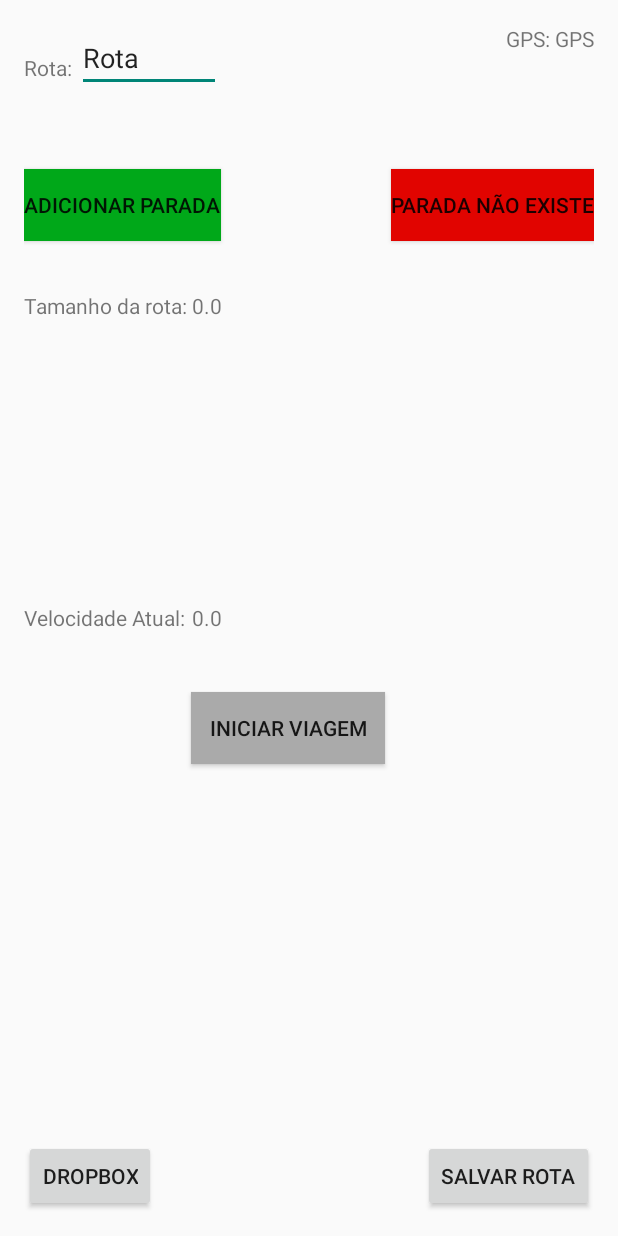
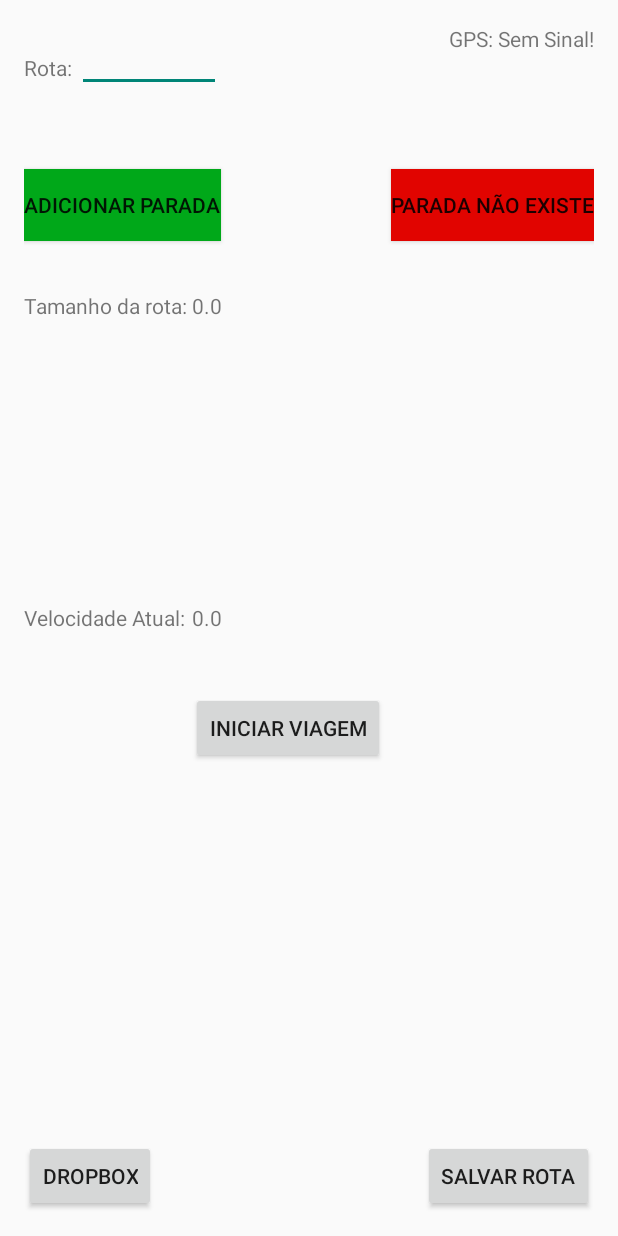
Before and after one commit to joaotargino/brc, an Android app: the screen it shows after launch (MainActivity), after a tap on "SALVAR ROTA", on a phone screen of 412 x 824 dp. Run offline under Robolectric (Android 15) with nearby library versions, the phone set to English and light mode, and no system bars.

```diff
--- a/app/src/main/java/tpanalytics/busroutecreator/DropboxActivity.java
+++ b/app/src/main/java/tpanalytics/busroutecreator/DropboxActivity.java
@@ -91,7 +91,7 @@ public class DropboxActivity extends Activity implements OnClickListener {
                 editor.commit();
                 loggedIn(true);
             } catch (IllegalStateException e) {
-                Toast.makeText(this, "Error during Dropbox authentication",
+                Toast.makeText(this, "Erro de autenticação no Dropbox",
                         Toast.LENGTH_SHORT).show();
             }
         }
@@ -101,7 +101,7 @@ public class DropboxActivity extends Activity implements OnClickListener {
         isLoggedIn = isLogged;
         uploadFile.setEnabled(isLogged);
         listFiles.setEnabled(isLogged);
-        logIn.setText(isLogged ? "Log out" : "Log in");
+        logIn.setText(isLogged ? "Logout" : "Login");
     }
 
     private final Handler handler = new Handler() {
@@ -134,6 +134,8 @@ public class DropboxActivity extends Activity implements OnClickListener {
                 list.execute();
                 break;
             case R.id.upload_file:
+                Toast.makeText(this, "Enviando arquivos para o dropbox!",
+                        Toast.LENGTH_LONG).show();
                 UploadFileToDropbox upload = new UploadFileToDropbox(this, dropbox,
                         FILE_DIR);
                 upload.execute();
--- a/app/src/main/java/tpanalytics/busroutecreator/MainActivity.java
+++ b/app/src/main/java/tpanalytics/busroutecreator/MainActivity.java
@@ -42,6 +42,8 @@ public class MainActivity extends Activity implements OnClickListener {
     private Criteria criteria;
 
     private Location localAtual;
+//    private String local = "";
+
 
     List<Location> rota = new ArrayList<Location>();
     List<String> paradas = new ArrayList<String>();
@@ -113,8 +115,8 @@ public class MainActivity extends Activity implements OnClickListener {
             startActivity(intent);
         }
 
-        // location updates: at least 1 meter and 1secs change
-        locationManager.requestLocationUpdates(provider, 10000, 1.0F, mylistener);
+        // location updates: at least 5 meters and 1secs change
+        locationManager.requestLocationUpdates(provider, 5000, 1.0F, mylistener);
 
         IntentFilter j = new IntentFilter(
                 "tpanalytics.busroutecreator.CURRENT_POSITION");
@@ -131,8 +133,8 @@ public class MainActivity extends Activity implements OnClickListener {
     }
 
 
-
     public void onClick(View target) {
+        if (localAtual != null) {
             Calendar c = Calendar.getInstance();
             int hora = c.get(Calendar.HOUR);
             int minuto = c.get(Calendar.MINUTE);
@@ -145,25 +147,22 @@ public class MainActivity extends Activity implements OnClickListener {
             final String horaDoDia = hr + ":" + min + ":" + sec;
             final String local = localAtual.getLatitude() + "," + localAtual.getLongitude();
 
-        if(target == dropbox){
+            if (target == dropbox) {
                 final Intent i = new Intent(MainActivity.this, DropboxActivity.class);
                 startActivity(i);
 
                 MainActivity.this.finish();
-        }
-        else if(target == viagemStart){
+            } else if (target == viagemStart) {
                 iniciaViagem = true;
-            horaInicioViagem = hr + ":" + min + ":" + sec;
+                horaInicioViagem = hr + "_" + min + "_" + sec;
                 viagemStart.setText("Viagem iniciada");
                 viagemStart.setBackgroundColor(getResources().getColor(android.R.color.holo_blue_bright));
-        }
-
-        else if(target == addParada){
+            } else if (target == addParada) {
 
 
                 AlertDialog.Builder alert = new AlertDialog.Builder(this);
                 alert.setTitle("Confirmar dados da parada");
-            String mensagem = "Hora: " + horaDoDia + "\n" + "Rota: " + nomeRota.getText().toString() + "\n" + "Ponto de refêrencia: "  ;
+                String mensagem = "Hora: " + horaDoDia + "\n" + "Rota: " + nomeRota.getText().toString() + "\n" + "Ponto de refêrencia: ";
 
                 alert.setMessage(mensagem);
 
@@ -177,7 +176,7 @@ public class MainActivity extends Activity implements OnClickListener {
                 alert.setPositiveButton("Ok", new DialogInterface.OnClickListener() {
                     public void onClick(DialogInterface dialog, int whichButton) {
                         String refs = input.getText().toString();
-                    entrada = horaDoDia+","+local+","+refs;
+                        entrada = horaDoDia + "," + local + "," + refs;
 
                         paradas.add(entrada);
                     }
@@ -191,12 +190,11 @@ public class MainActivity extends Activity implements OnClickListener {
 
                 alert.show();
 
-        }
-        else if(target == paradaInexistente){
+            } else if (target == paradaInexistente) {
 
                 AlertDialog.Builder alert = new AlertDialog.Builder(this);
                 alert.setTitle("Confirmar dados da parada inexistente");
-            String mensagem = "Rota: " + nomeRota.getText().toString() + "\n" ;
+                String mensagem = "Rota: " + nomeRota.getText().toString() + "\n";
 
                 alert.setMessage(mensagem);
 
@@ -223,8 +221,7 @@ public class MainActivity extends Activity implements OnClickListener {
                         });
 
                 alert.show();
-        }
-        else if(target == salvar){
+            } else if (target == salvar) {
                 Toast.makeText(this, "Salvando a viagem, calma.",
                         Toast.LENGTH_SHORT).show();
 //            FILE_DIR -> getApplicationContext().getFilesDir().getPath() = /data/data/tpanalytics.busroutecreator/files
@@ -233,35 +230,35 @@ public class MainActivity extends Activity implements OnClickListener {
                 viagemStart.setBackgroundColor(getResources().getColor(android.R.color.darker_gray));
                 viagemStart.setText("Iniciar Viagem");
 
-            if(nomeRota.getText().toString().isEmpty())
+                if (nomeRota.getText().toString().isEmpty())
                     nomeRota.setText("Rota");
                 //escrever arquivo
-            String filenameParadas = nomeRota.getText().toString() + "-" + horaInicioViagem + "-paradas.txt";
+                String filenameParadas = nomeRota.getText().toString() + "_" + horaInicioViagem + "_paradas.txt";
                 File fileParadas = new File(getApplicationContext().getFilesDir().getPath(), filenameParadas);
                 FileOutputStream outputStreamParadas;
 
-            String filenameInexistentes = nomeRota.getText().toString() + "-" + horaInicioViagem + "-inexistentes.txt";
+                String filenameInexistentes = nomeRota.getText().toString() + "_" + horaInicioViagem + "_inexistentes.txt";
                 File fileInexistentes = new File(getApplicationContext().getFilesDir().getPath(), filenameInexistentes);
                 FileOutputStream outputStreamInexistentes;
 
-            String filenameRota = nomeRota.getText().toString() + "-" + horaInicioViagem + "-rota.txt";
+                String filenameRota = nomeRota.getText().toString() + "_" + horaInicioViagem + "_rota.txt";
                 File fileRota = new File(getApplicationContext().getFilesDir().getPath(), filenameRota);
                 FileOutputStream outputStreamRota;
 
                 String entradaParadas = "hora,latitude,longitude,referencia" + "\n";
-            for(int i = 0; i < paradas.size(); i++){
+                for (int i = 0; i < paradas.size(); i++) {
                     entradaParadas += paradas.get(i) + "\n";
                 }
 
                 String entradaInexistentes = "latitude,longitude,referencia" + "\n";
-            for(int i = 0; i < paradasInexistentes.size(); i++){
+                for (int i = 0; i < paradasInexistentes.size(); i++) {
                     entradaInexistentes += paradasInexistentes.get(i) + "\n";
                 }
 
                 String entradaRota = "latitude,longitude,velocidade,altitude" + "\n";
-            for(int i = 0; i < rota.size(); i++){
-                entradaRota += rota.get(i).getLatitude() +"," +rota.get(i).getLongitude()
-                        +"," + String.valueOf((double) (rota.get(i).getSpeed() * 3600) / 1000) +"," +rota.get(i).getAltitude() + "\n";
+                for (int i = 0; i < rota.size(); i++) {
+                    entradaRota += rota.get(i).getLatitude() + "," + rota.get(i).getLongitude()
+                            + "," + String.valueOf((double) (rota.get(i).getSpeed() * 3600) / 1000) + "," + rota.get(i).getAltitude() + "\n";
                 }
 
 
@@ -286,9 +283,12 @@ public class MainActivity extends Activity implements OnClickListener {
 
 
             }
+        } else {
+            Toast.makeText(this, "Atenção! Localização indisponível! Verifique o sinal GPS e tente novamente",
+                    Toast.LENGTH_SHORT).show();
+        }
 
     }
-
 
 
     //location e distancia
@@ -318,7 +318,7 @@ public class MainActivity extends Activity implements OnClickListener {
         @Override
         public void onLocationChanged(Location location) {
             // Initialize the location fields
-            if(iniciaViagem) {
+            if (iniciaViagem) {
 //                String local = location.getLatitude() + ", " + location.getLongitude();
                 rota.add(location);
             }
--- a/app/src/main/java/tpanalytics/busroutecreator/UploadFileToDropbox.java
+++ b/app/src/main/java/tpanalytics/busroutecreator/UploadFileToDropbox.java
@@ -67,6 +67,7 @@ public class UploadFileToDropbox extends AsyncTask<Void, Void, Boolean> {
 
     @Override
     protected void onPostExecute(Boolean result) {
+
         if (result) {
 //            try{
 //                String filespath = context.getApplicationContext().getFilesDir().getPath();
@@ -81,11 +82,11 @@ public class UploadFileToDropbox extends AsyncTask<Void, Void, Boolean> {
 //            } catch (Exception e) {
 //                e.printStackTrace();
 //            }
-            Toast.makeText(context, "File Uploaded Sucesfully!",
+            Toast.makeText(context, "Arquivos enviados com sucesso!",
                     Toast.LENGTH_LONG).show();
 
         } else {
-            Toast.makeText(context, "Failed to upload file", Toast.LENGTH_LONG)
+            Toast.makeText(context, "Falha ao enviar arquivos, tente novamente!", Toast.LENGTH_LONG)
                     .show();
         }
     }
--- a/app/src/main/res/layout/activity_main.xml
+++ b/app/src/main/res/layout/activity_main.xml
@@ -9,7 +9,7 @@
     <TextView
         android:layout_width="wrap_content"
         android:layout_height="wrap_content"
-        android:text="GPS"
+        android:text="Sem Sinal!"
         android:id="@+id/accuracy"
         android:layout_alignParentTop="true"
         android:layout_alignParentEnd="true" />
```
Also changed, not shown: 5 other files. Lines whose indentation alone changed are shown as unchanged.
